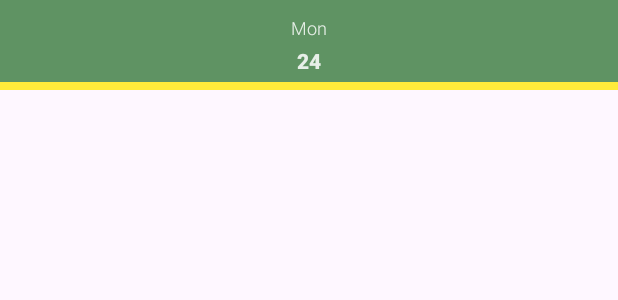
After one commit to Going777/Groot, an Android app: the layout calendar_day.xml on its own in the app's theme, with its tools: preview values and no code run, on a phone screen of 412 x 824 dp. The commit adds this screen. Shown: the top 300 px of the screen. Run offline under Robolectric (Android 15) with nearby library versions, the phone set to English and light mode, and no system bars.

Commit message:
Feat: 라이브러리 적용 시도

```diff
--- a/front-end/groot/app/src/main/java/com/chocobi/groot/MainActivity.kt
+++ b/front-end/groot/app/src/main/java/com/chocobi/groot/MainActivity.kt
@@ -13,6 +13,7 @@ import android.view.ViewGroup
 import android.widget.FrameLayout
 import android.widget.Toast
 import androidx.core.app.ActivityCompat
+import com.chocobi.groot.databinding.ActivityMainBinding
 import com.chocobi.groot.view.community.CommunityFragment
 import com.chocobi.groot.view.community.CommunityPostFragment
 import com.chocobi.groot.view.community.CommunityShareFragment
@@ -29,7 +30,7 @@ import java.text.SimpleDateFormat
 
 @Suppress("DEPRECATION")
 class MainActivity : AppCompatActivity() {
-    //    private lateinit var binding: ActivityMainBinding
+        private lateinit var binding: ActivityMainBinding
     private val PERMISSION_CAMERA = 0
     private val REQUEST_CAMERA = 1
     private val PERMISSON_GALLERY = 2
--- a/front-end/groot/app/src/main/java/com/chocobi/groot/view/plant/PlantFragment.kt
+++ b/front-end/groot/app/src/main/java/com/chocobi/groot/view/plant/PlantFragment.kt
@@ -25,6 +25,7 @@ class PlantFragment : Fragment() {
     // TODO: Rename and change types of parameters
     private var param1: String? = null
     private var param2: String? = null
+
 
     override fun onCreate(savedInstanceState: Bundle?) {
         super.onCreate(savedInstanceState)
--- /dev/null
+++ b/front-end/groot/app/src/main/res/drawable/ic_chevron_left.xml
@@ -0,0 +1,5 @@
+<vector android:height="24dp" android:tint="#000000"
+    android:viewportHeight="24" android:viewportWidth="24"
+    android:width="24dp" xmlns:android="http://schemas.android.com/apk/res/android">
+    <path android:fillColor="@android:color/white" android:pathData="M15.41,7.41L14,6l-6,6 6,6 1.41,-1.41L10.83,12z"/>
+</vector>
--- /dev/null
+++ b/front-end/groot/app/src/main/res/drawable/ic_chevron_right.xml
@@ -0,0 +1,5 @@
+<vector android:height="24dp" android:tint="#000000"
+    android:viewportHeight="24" android:viewportWidth="24"
+    android:width="24dp" xmlns:android="http://schemas.android.com/apk/res/android">
+    <path android:fillColor="@android:color/white" android:pathData="M10,6L8.59,7.41 13.17,12l-4.58,4.59L10,18l6,-6z"/>
+</vector>
--- /dev/null
+++ b/front-end/groot/app/src/main/res/layout/calendar_day.xml
@@ -0,0 +1,43 @@
+<?xml version="1.0" encoding="utf-8"?>
+<FrameLayout xmlns:android="http://schemas.android.com/apk/res/android"
+    xmlns:tools="http://schemas.android.com/tools"
+    android:layout_width="match_parent"
+    android:layout_height="wrap_content"
+    android:background="?attr/selectableItemBackground"
+    tools:background="@color/main">
+
+    <LinearLayout
+        android:layout_width="match_parent"
+        android:layout_height="match_parent"
+        android:gravity="center"
+        android:orientation="vertical"
+        android:paddingVertical="10dp">
+
+        <TextView
+            android:id="@+id/exSevenDayText"
+            android:layout_width="wrap_content"
+            android:layout_height="wrap_content"
+            android:fontFamily="sans-serif-light"
+            android:textColor="@color/example_7_white"
+            android:textSize="12sp"
+            tools:text="Mon" />
+
+        <TextView
+            android:layout_marginTop="4dp"
+            android:id="@+id/exSevenDateText"
+            android:layout_width="wrap_content"
+            android:layout_height="wrap_content"
+            android:fontFamily="sans-serif-black"
+            android:textColor="@color/example_7_white"
+            android:textSize="14sp"
+            tools:text="24" />
+    </LinearLayout>
+
+    <View
+        android:id="@+id/exSevenSelectedView"
+        android:layout_width="match_parent"
+        android:layout_height="5dp"
+        android:layout_gravity="bottom"
+        android:background="@color/example_7_yellow" />
+
+</FrameLayout>
--- a/front-end/groot/app/src/main/res/values/colors.xml
+++ b/front-end/groot/app/src/main/res/values/colors.xml
@@ -16,6 +16,11 @@
     <color name="background">#E9F3ED</color>
     <color name="chip">#80976E</color>
 
+    <color name="example_7_white">#D9FFFFFF</color>
+    <color name="example_7_yellow">#FFEB3B</color>
+    <color name="colorPrimary">#3F51B5</color>
+    <color name="colorPrimaryDark">#303F9F</color>
+
 
 
 </resources>
--- a/front-end/groot/app/src/main/res/values/strings.xml
+++ b/front-end/groot/app/src/main/res/values/strings.xml
@@ -5,7 +5,10 @@
     <!-- Preference Titles -->
     <string name="messages_header">Messages</string>
     <string name="sync_header">Sync</string>
-
+    <!--calendar-->
+    <string name="example_7_title">Example 7</string>
+    <string name="example_7_subtitle">Week calendar with single selection, paged scroll and visible item observation.</string>
+    <string name="activity_title_view">Calendar View Sample</string>
     <!-- Messages Preferences -->
     <string name="signature_title">Your signature</string>
     <string name="reply_title">Default reply action</string>
--- a/front-end/groot/app/src/main/res/values/themes.xml
+++ b/front-end/groot/app/src/main/res/values/themes.xml
@@ -14,6 +14,9 @@
 
     <style name="Theme.Groot" parent="Base.Theme.Groot" />
 
+<!--    calendar-->
+    <style name="AppTheme.AppBarOverlay" parent="ThemeOverlay.MaterialComponents.Dark.ActionBar" />
+    <style name="AppTheme.PopupOverlay" parent="ThemeOverlay.MaterialComponents.Light" />
     <!--    bottom navigation bar active indicator-->
     <style name="App.Custom.Indicator" parent="Widget.Material3.BottomNavigationView.ActiveIndicator">
         <item name="android:color">@color/main</item>
```
Also changed, not shown: front-end/groot/app/src/main/java/com/chocobi/groot/view/plant/PlantCalendarBaseFragment.kt (added, +51 -0 lines), front-end/groot/app/src/main/java/com/chocobi/groot/view/plant/PlantCalendarFragment.kt (added, +84 -0 lines), front-end/groot/app/src/main/java/com/chocobi/groot/view/plant/StatusBarColorLifecycleObserver.kt (added, +39 -0 lines), front-end/groot/app/src/main/java/com/chocobi/groot/view/plant/Utils.kt (added, +109 -0 lines), front-end/groot/app/src/main/res/layout/fragment_plant.xml (+27 -0 lines), front-end/groot/app/src/main/res/layout/fragment_plant_calendar.xml (added, +34 -0 lines), front-end/groot/app/src/main/res/layout/fragment_plant_calendar_base.xml (added, +14 -0 lines).
